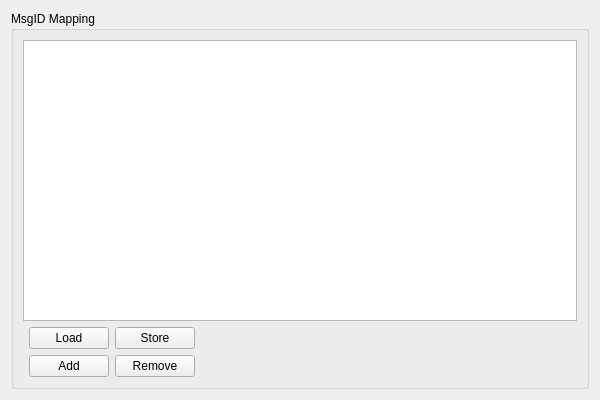
This is R_Visualizer/MessageConfig/MsgIDMapping/ui/msgidmappingwidget.ui in NeverKnewTheName/R_Visualizer as Qt 5 draws it before an edit. The edited form follows.
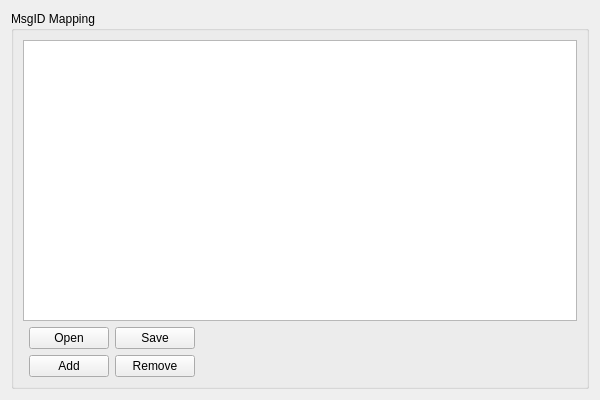
This is the edited form.

Commit message: Automatic disconnect of MainWindow from InterfaceHandler; SendMsgSingle does now make use of MsgWidget; AddToPackage is now supported by SendMsgSingleWidget; began to rename Load and Store with Open and Save for consistency with the platform; WIP

What changed in the file:
```diff
--- a/R_Visualizer/MessageConfig/MsgIDMapping/ui/msgidmappingwidget.ui
+++ b/R_Visualizer/MessageConfig/MsgIDMapping/ui/msgidmappingwidget.ui
@@ -85,7 +85,7 @@
          <string>Save the current ID configuration (*.json) to a file</string>
         </property>
         <property name="text">
-         <string>Store</string>
+         <string>Save</string>
         </property>
        </widget>
       </item>
@@ -95,7 +95,7 @@
          <string>Load an ID configuration (*.json)</string>
         </property>
         <property name="text">
-         <string>Load</string>
+         <string>Open</string>
         </property>
        </widget>
       </item>
```
Left out of the diff: 18 changed lines with no effect on the pictures. The commit also changes 16 other files.
